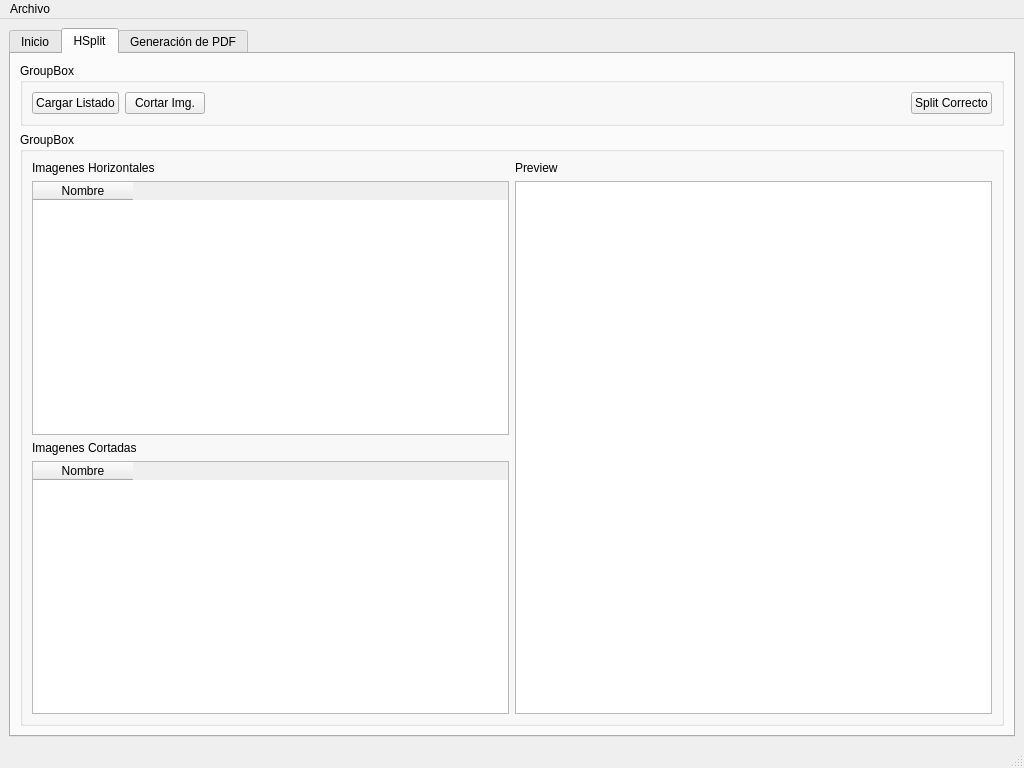
This is gui/mainWindow.ui in robante15/MangaPDFPrintable as Qt 5 draws it before an edit. The edited form follows.
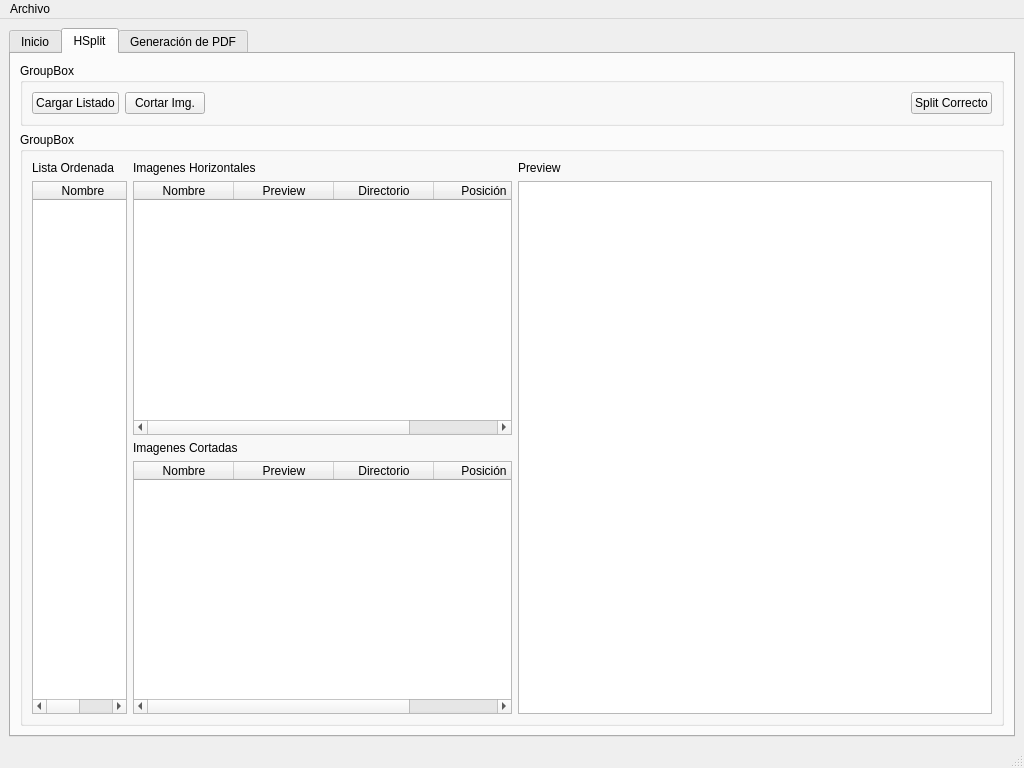
This is the edited form. The open tabs and pages were chosen to show the change.

Diff of the .ui file:
```diff
--- a/gui/mainWindow.ui
+++ b/gui/mainWindow.ui
@@ -145,7 +145,7 @@
               <widget class="QLineEdit" name="txt_workingDirectory"/>
              </item>
              <item row="2" column="0">
-              <widget class="QLabel" name="label">
+              <widget class="QLabel" name="lbl_separator">
                <property name="text">
                 <string>Separador</string>
                </property>
@@ -346,7 +346,32 @@
           <property name="title">
            <string>GroupBox</string>
           </property>
-          <layout class="QHBoxLayout" name="horizontalLayout_3">
+          <layout class="QHBoxLayout" name="horizontalLayout" stretch="1,4,5">
+           <item>
+            <layout class="QVBoxLayout" name="verticalLayout_13">
+             <item>
+              <widget class="QLabel" name="label">
+               <property name="text">
+                <string>Lista Ordenada</string>
+               </property>
+              </widget>
+             </item>
+             <item>
+              <widget class="QTableWidget" name="table_SortedSplitedFiles">
+               <column>
+                <property name="text">
+                 <string>Nombre</string>
+                </property>
+               </column>
+               <column>
+                <property name="text">
+                 <string>Directorio</string>
+                </property>
+               </column>
+              </widget>
+             </item>
+            </layout>
+           </item>
            <item>
             <layout class="QVBoxLayout" name="verticalLayout_5">
              <item>
@@ -366,6 +391,21 @@
                  <string>Nombre</string>
                 </property>
                </column>
+               <column>
+                <property name="text">
+                 <string>Preview</string>
+                </property>
+               </column>
+               <column>
+                <property name="text">
+                 <string>Directorio</string>
+                </property>
+               </column>
+               <column>
+                <property name="text">
+                 <string>Posición</string>
+                </property>
+               </column>
               </widget>
              </item>
              <item>
@@ -382,6 +422,21 @@
                  <string>Nombre</string>
                 </property>
                </column>
+               <column>
+                <property name="text">
+                 <string>Preview</string>
+                </property>
+               </column>
+               <column>
+                <property name="text">
+                 <string>Directorio</string>
+                </property>
+               </column>
+               <column>
+                <property name="text">
+                 <string>Posición</string>
+                </property>
+               </column>
               </widget>
              </item>
             </layout>
```
Left out of the diff: 20 changed lines with no effect on the pictures.
